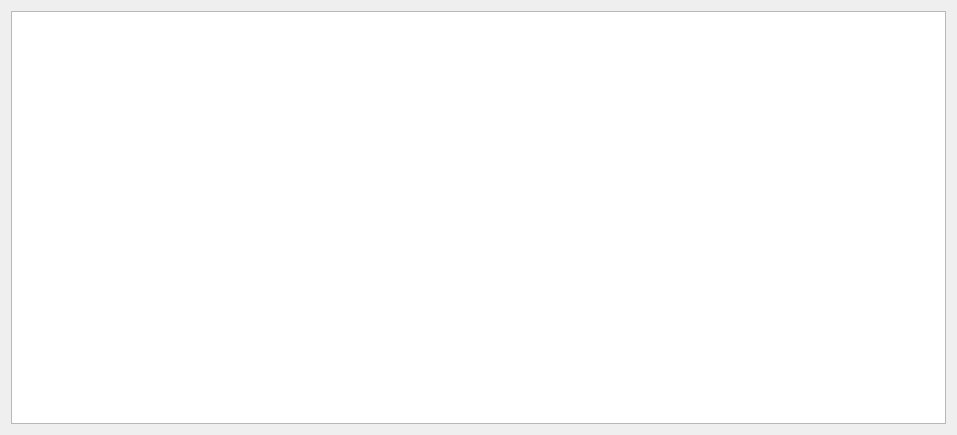
This is textViewer.ui in Keysoz/Numerical_Analysis as Qt 5 draws it before an edit. The edited form follows.
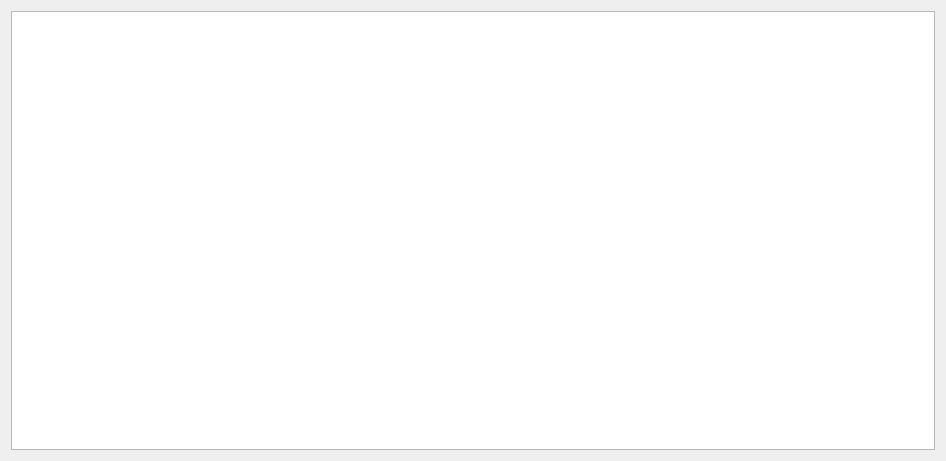
This is the edited form. Icons and pictures are not drawn.

Patch:
```diff
--- a/textViewer.ui
+++ b/textViewer.ui
@@ -6,20 +6,20 @@
    <rect>
     <x>0</x>
     <y>0</y>
-    <width>957</width>
-    <height>435</height>
+    <width>946</width>
+    <height>461</height>
    </rect>
   </property>
   <property name="minimumSize">
    <size>
-    <width>905</width>
-    <height>435</height>
+    <width>946</width>
+    <height>461</height>
    </size>
   </property>
   <property name="maximumSize">
    <size>
-    <width>957</width>
-    <height>435</height>
+    <width>16777215</width>
+    <height>16777215</height>
    </size>
   </property>
   <property name="windowTitle">
```
